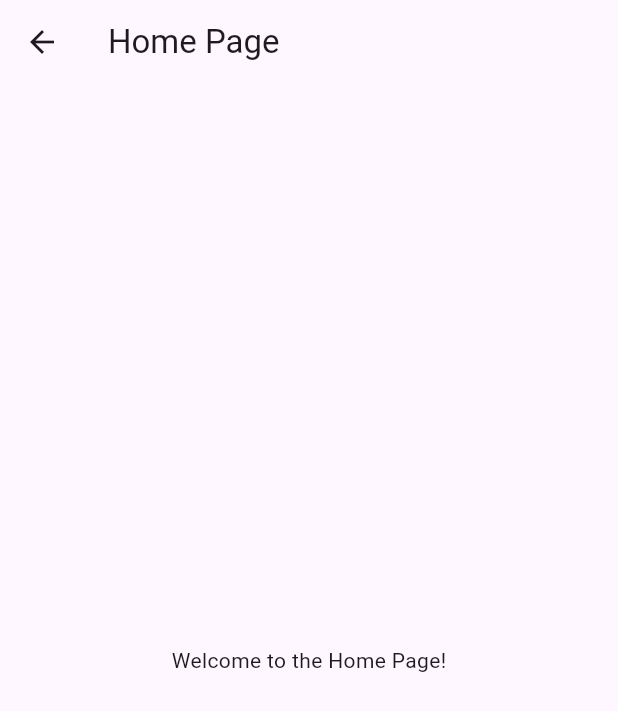
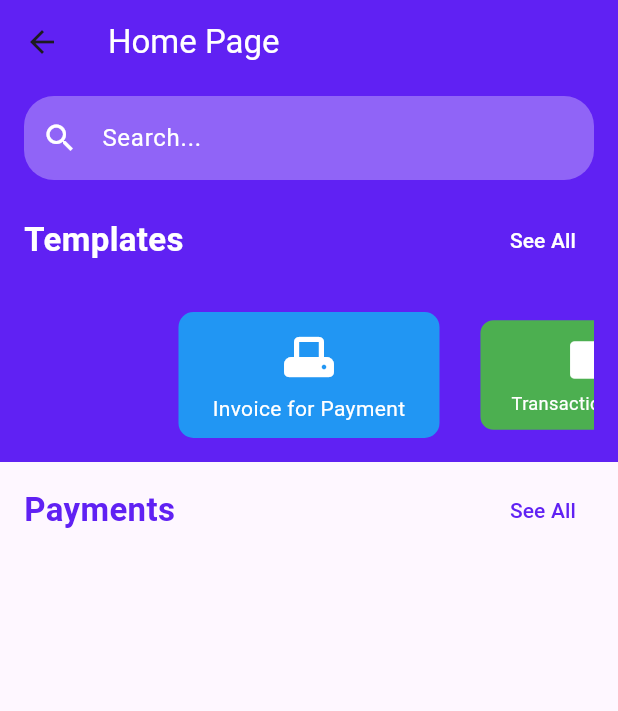
Before and after one commit to msibly/sample_flutter_app_with_web_app, a Flutter app: the Home screen opened directly, on a phone screen of 412 x 824 dp. Shown: the top 711 px of the screen. Run offline on Flutter 3.47's test engine with Material 3 defaults, Android fonts, the phone set to English and light mode, and no system bars; drawn by our look-alikes of carousel_slider; our stand-ins replace fluttertoast.

Commit message:
til payments section

```diff
--- a/lib/home.dart
+++ b/lib/home.dart
@@ -1,14 +1,146 @@
 import 'package:flutter/material.dart';
+import 'package:carousel_slider/carousel_slider.dart';
 
 class Home extends StatelessWidget {
   @override
   Widget build(BuildContext context) {
     return Scaffold(
       appBar: AppBar(
-        title: Text('Home Page'),
+        backgroundColor: Color.fromARGB(255, 96, 33, 243),
+        title: Text(
+          'Home Page',
+          style: TextStyle(
+            color: Colors.white, // Set the font color to white
+          ),
+        ),
       ),
-      body: Center(
-        child: Text('Welcome to the Home Page!'),
+      body: Column(
+        crossAxisAlignment: CrossAxisAlignment.stretch,
+        children: [
+          Container(
+            color: Color.fromARGB(255, 96, 33, 243),
+            padding: EdgeInsets.symmetric(horizontal: 16.0, vertical: 8.0),
+            child: TextField(
+              decoration: InputDecoration(
+                hintText: 'Search...',
+                hintStyle: TextStyle(color: Colors.white),
+                prefixIcon: Icon(Icons.search, color: Colors.white),
+                border: OutlineInputBorder(
+                  borderRadius: BorderRadius.circular(20.0), // Make it round
+                  borderSide: BorderSide.none,
+                ),
+                filled: true,
+                fillColor: Colors.white.withOpacity(0.3),
+              ),
+              style: TextStyle(color: Colors.white),
+            ),
+          ),
+          Container(
+            color: Color.fromARGB(
+                255, 96, 33, 243), // Same background color as search section
+            padding: EdgeInsets.symmetric(horizontal: 16.0, vertical: 8.0),
+            child: Row(
+              mainAxisAlignment: MainAxisAlignment.spaceBetween,
+              children: [
+                Text(
+                  'Templates',
+                  style: TextStyle(
+                      fontSize: 22,
+                      fontWeight: FontWeight.bold,
+                      color: Colors.white),
+                ),
+                TextButton(
+                  onPressed: () {
+                    // Handle "See All" action
+                  },
+                  child: Text(
+                    'See All',
+                    style: TextStyle(
+                        color: const Color.fromARGB(255, 255, 255, 255)),
+                  ),
+                ),
+              ],
+            ),
+          ),
+          Container(
+            color: Color.fromARGB(
+                255, 96, 33, 243), // Same background color as search section
+            padding: EdgeInsets.symmetric(horizontal: 16.0, vertical: 8.0),
+            child: SizedBox(
+              height: 100, // Adjust height as needed
+              child: CarouselSlider(
+                items: [
+                  carouselItem('Invoice for Payment', Icons.adf_scanner_rounded,
+                      Colors.blue),
+                  carouselItem('Transaction History',
+                      Icons.chrome_reader_mode_rounded, Colors.green),
+                  carouselItem('Client Details', Icons.people_alt_rounded,
+                      Colors.orange),
+                  carouselItem('Bucket List', Icons.task_rounded, Colors.red),
+                  carouselItem('Miscellaneous',
+                      Icons.miscellaneous_services_rounded, Colors.purple),
+                ],
+                options: CarouselOptions(
+                  enableInfiniteScroll: false,
+                  autoPlay: true, // Enable auto scrolling
+                  aspectRatio: 2, // Adjust aspect ratio
+                  enlargeCenterPage: true,
+                  viewportFraction:
+                      0.5, // Set the width to half of the current width
+                ),
+              ),
+            ),
+          ),
+          Container(
+            padding: EdgeInsets.symmetric(horizontal: 16.0, vertical: 8.0),
+            child: Row(
+              mainAxisAlignment: MainAxisAlignment.spaceBetween,
+              children: [
+                Text(
+                  'Payments',
+                  style: TextStyle(
+                      fontSize: 22,
+                      fontWeight: FontWeight.bold,
+                      color: const Color.fromARGB(255, 96, 33, 243)),
+                ),
+                TextButton(
+                  onPressed: () {
+                    // Handle "See All" action
+                  },
+                  child: Text(
+                    'See All',
+                    style: TextStyle(color: Color.fromARGB(255, 96, 33, 243)),
+                  ),
+                ),
+              ],
+            ),
+          ),
+        ],
+      ),
+    );
+  }
+
+  Widget carouselItem(String text, IconData iconData, Color color) {
+    return Container(
+      margin: EdgeInsets.all(8.0),
+      decoration: BoxDecoration(
+        color: color,
+        borderRadius: BorderRadius.circular(10.0),
+      ),
+      child: Center(
+        child: Column(
+          mainAxisAlignment: MainAxisAlignment.center,
+          children: [
+            Icon(iconData, size: 40, color: Colors.white),
+            SizedBox(height: 4),
+            Text(
+              text,
+              textAlign: TextAlign.center,
+              style: TextStyle(fontSize: 14, color: Colors.white),
+              overflow: TextOverflow.ellipsis,
+            ),
+          ],
+        ),
       ),
     );
   }
```
